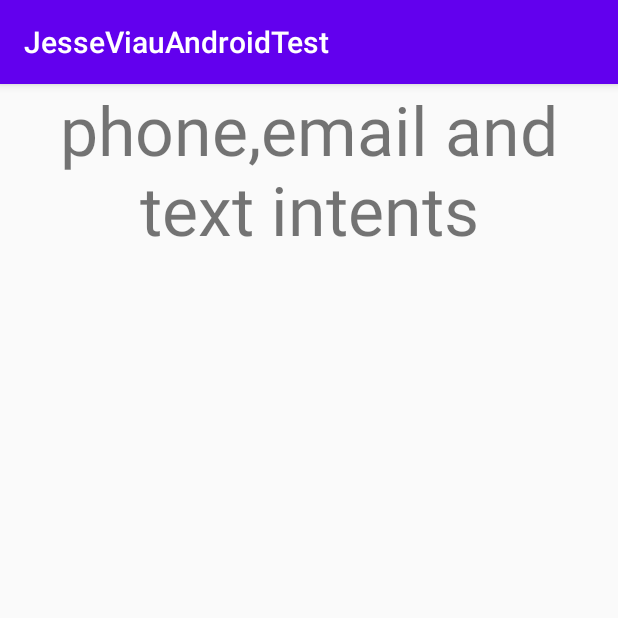
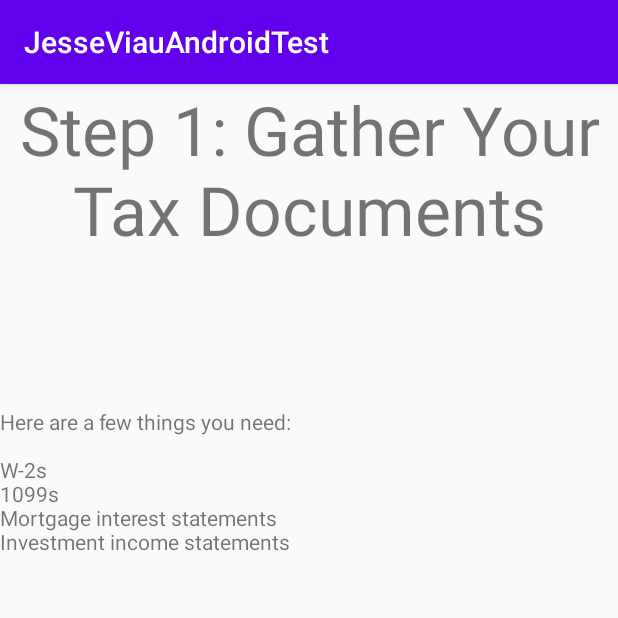
Before and after one commit to jveo/Finance-App, an Android app: the fragment HostFragment shown on its own in the app's theme, on a phone screen of 412 x 824 dp, the top half of it. Run offline under Robolectric (Android 15) with nearby library versions, the phone set to English and light mode, and no system bars.

Commit message:
Completed the StepbyStep viewpager tab

```diff
--- a/app/src/main/java/com/example/jesseviauandroidtest/fragments/HostFragment.java
+++ b/app/src/main/java/com/example/jesseviauandroidtest/fragments/HostFragment.java
@@ -84,11 +84,28 @@ public class HostFragment extends Fragment {
         public Fragment getItem(int position) {
             //switch position
             switch (position){
-                case 0: return ViewPagerFragment.newInstance("phone,email and text intents");
-                case 1: return ViewPagerFragment.newInstance("created view pager with dynamic text");
-                case 2: return ViewPagerFragment.newInstance("created navigation side bar");
-                case 3: return ViewPagerFragment.newInstance("Created a location link to long/lat");
-                default: return ViewPagerFragment.newInstance("project not found");
+                case 0: return ViewPagerFragment.newInstance("Step 1: Gather Your Tax Documents", "Here are a few things you need:\n" +
+                        "\n" +
+                        "W-2s\n" +
+                        "1099s\n" +
+                        "Mortgage interest statements\n" +
+                        "Investment income statements");
+                case 1: return ViewPagerFragment.newInstance("Step 2: Choose Between the Standard Deduction or Itemizing", "you have two choices: Take the standard deduction or itemize your deductions.\n If you do plan on itemizing deductions, you’ll need proof to back up your claims. So, don’t forget any receipts for deductions and tax credits like:\n" +
+                        "\n" +
+                        "Childcare\n" +
+                        "Education costs\n" +
+                        "Charitable giving\n" +
+                        "Medical expenses");
+                case 2: return ViewPagerFragment.newInstance("Step 3: Pick a Filing Status", "Single. If you’re not married, divorced or legally separated, or widowed before the tax year, you’ll file as a single taxpayer. Simple enough, right?\n" +
+                        "Married Filing Jointly. You’re married and both of you agree to file a joint return. In most cases, married couples usually save more by filing jointly.\n" +
+                        "Married Filing Separately. If you’re married and for some reason don’t agree to file jointly—maybe you want to be responsible for your taxes only or filing separately results in a lower tax bill—you can use this filing status.\n" +
+                        "Head of Household. This one’s a little tricky. To qualify you must have paid for more than half of the household expenses for the year, be unmarried, and must have a “qualifying child or dependent.” So, if you’re a single parent or taking care of an ailing family member, you might qualify to file as head of household.\n" +
+                        "Qualifying widow(er). If your spouse dies and you don’t remarry in the same tax year, you can file jointly with your deceased spouse. For the two years following the year of death, you can use the qualifying widow(er) filing status if you choose to.1");
+                case 3: return ViewPagerFragment.newInstance("Step 4: File Your Taxes", "Once you have all your documents organized, you’re ready to file your taxes!\n" +
+                        "\n" +
+                        "According to the IRS, most Americans chose to hire a professional (58%) to help them file their tax returns electronically. The rest decided to file on their own using tax software or going old school and filing by paper and mailing it in.");
+                case 4: return ViewPagerFragment.newInstance("Step 5: Get Organized for Next Year", "If you end up with a big tax refund or a large tax bill, you probably want to go ahead and adjust your paycheque so that you’re not taking too much or too little out of your paycheck for taxes.");
+                default: return ViewPagerFragment.newInstance("error", "401");
             }
         }
 
--- a/app/src/main/java/com/example/jesseviauandroidtest/helperfragments/ViewPagerFragment.java
+++ b/app/src/main/java/com/example/jesseviauandroidtest/helperfragments/ViewPagerFragment.java
@@ -21,13 +21,13 @@ public class ViewPagerFragment extends Fragment {
     // TODO: Rename parameter arguments, choose names that match
     // the fragment initialization parameters, e.g. ARG_ITEM_NUMBER
     private static final String ARG_PARAM1 = "param1";
-    //private static final String ARG_PARAM2 = "param2";
+    private static final String ARG_PARAM2 = "param2";
 
 
 
     // TODO: Rename and change types of parameters
     private String mParam1;
-    //private String mParam2;
+    private String mParam2;
 
 
     public ViewPagerFragment() {
@@ -42,12 +42,12 @@ public class ViewPagerFragment extends Fragment {
      * @return A new instance of fragment ProjectsFragment.
      */
     // TODO: Rename and change types and number of parameters
-                                                            //, String param2)
-    public static ViewPagerFragment newInstance(String param1) {
+
+    public static ViewPagerFragment newInstance(String param1, String param2) {
         ViewPagerFragment fragment = new ViewPagerFragment();
         Bundle args = new Bundle();
         args.putString(ARG_PARAM1, param1);
-        //args.putString(ARG_PARAM2, param2);
+        args.putString(ARG_PARAM2, param2);
         fragment.setArguments(args);
         return fragment;
     }
@@ -57,7 +57,7 @@ public class ViewPagerFragment extends Fragment {
         super.onCreate(savedInstanceState);
         if (getArguments() != null) {
             mParam1 = getArguments().getString(ARG_PARAM1);
-            //mParam2 = getArguments().getString(ARG_PARAM2);
+            mParam2 = getArguments().getString(ARG_PARAM2);
         }
     }
 
@@ -68,13 +68,14 @@ public class ViewPagerFragment extends Fragment {
         View view = inflater.inflate(R.layout.fragment_viewpager, container, false);
 
         if(mParam1 != null){
-            TextView textView = view.findViewById(R.id.viewpagerTextView);
+            TextView textView = view.findViewById(R.id.viewpagerSteps);
             textView.setText(mParam1);
         }
 
-        //if(mParam2 != null){
-
-        //}
+        if(mParam2 != null){
+            TextView textView = view.findViewById(R.id.viewpagerDesc);
+            textView.setText(mParam2);
+        }
 
         return view;
     }
--- a/app/src/main/res/layout/fragment_viewpager.xml
+++ b/app/src/main/res/layout/fragment_viewpager.xml
@@ -8,10 +8,16 @@
     tools:context=".helperfragments.ViewPagerFragment">
 
     <TextView
-        android:id="@+id/viewpagerTextView"
+        android:id="@+id/viewpagerSteps"
         android:layout_width="match_parent"
-        android:layout_height="wrap_content"
+        android:layout_height="215dp"
         android:text="@string/menu_viewPager"
         android:textAlignment="center"
         android:textSize="45sp" />
+
+    <TextView
+        android:id="@+id/viewpagerDesc"
+        android:layout_width="match_parent"
+        android:layout_height="234dp"
+        android:text="TextView" />
 </LinearLayout>
--- a/app/src/main/res/menu/activity_main_drawer.xml
+++ b/app/src/main/res/menu/activity_main_drawer.xml
@@ -12,7 +12,7 @@
 
             <item
                 android:id="@+id/nav_viewpager"
-                android:icon="@drawable/ic_menu_slideshow"
+                android:icon="@drawable/ic_baseline_directions_walk_24"
                 android:title="@string/menu_viewPager" />
 
             <item
--- a/app/src/main/res/values/strings.xml
+++ b/app/src/main/res/values/strings.xml
@@ -14,7 +14,7 @@
     <string name="menu_home">Home</string>
     <string name="menu_contact">Contact</string>
     <string name="menu_faq">FAQ</string>
-    <string name="menu_viewPager">VIEW PAGER</string>
+    <string name="menu_viewPager">Step By Step</string>
     <string name="menu_terms">Finance Terms</string>
     <string name="menu_credits">Credits</string>
     <string name="menu_tools">Tools</string>
@@ -43,6 +43,13 @@
     <string name="emailButton">EMAIL</string>
     <string name="textButton">TEXT</string>
     <string name="locationButton">LOCATION</string>
+
+    //STEP BY STEP
+    <string name="step1">Step 1: Gather Your Tax Documents</string>
+    <string name="step2">Step 2: Choose Between the Standard Deduction or Itemizing</string>
+    <string name="step3">Step 3: Pick a Filing Status</string>
+    <string name="step4">Step 4: File Your Taxes</string>
+    <string name="step5">Step 5: Get Organized for Next Year</string>
 
     //Spinner array
     <string-array name="provinces">
```
Also changed, not shown: app/src/main/res/drawable/ic_baseline_directions_walk_24.xml (added, +10 -0 lines).
